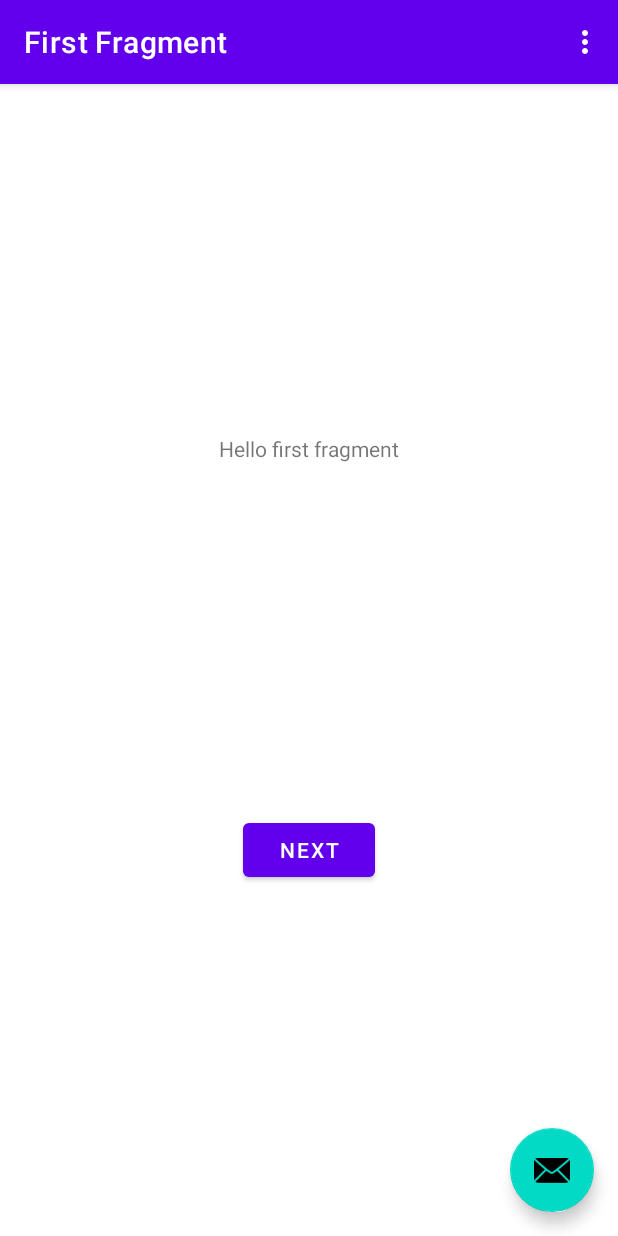
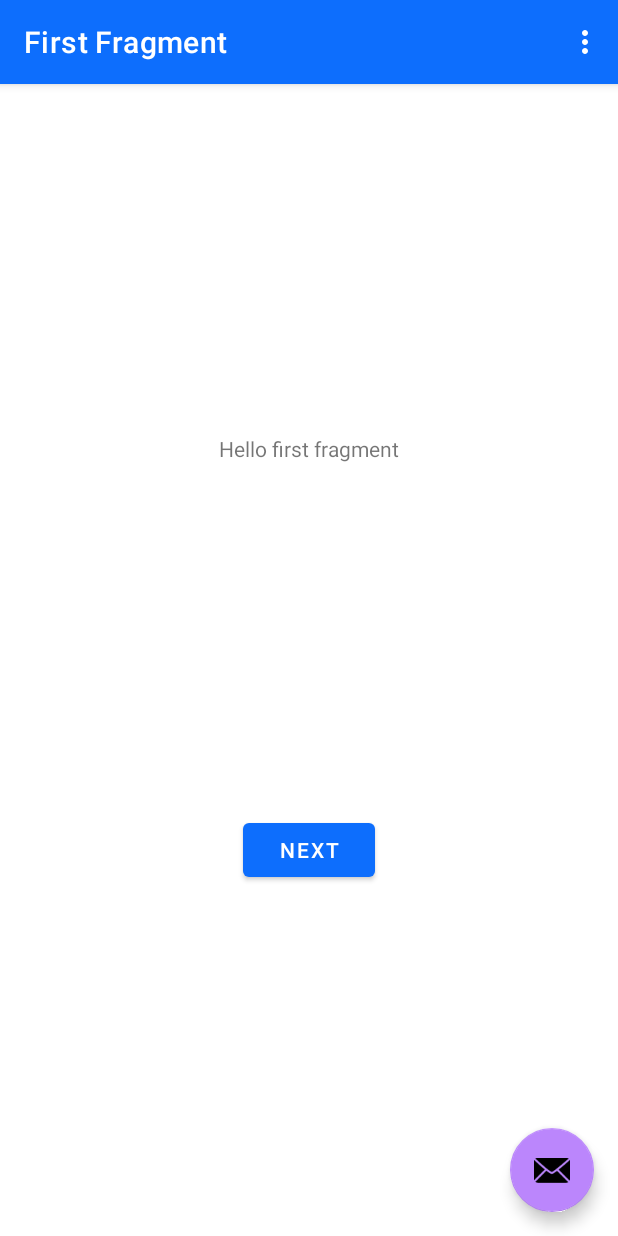
Before and after one commit to MiguelJeronimo/Pokefan, an Android app: the screen it shows after launch (MainActivity), on a phone screen of 412 x 824 dp. Run offline under Robolectric (Android 15) with nearby library versions, the phone set to English and light mode, and no system bars; our stand-ins replace navigation-ui.

Commit message:
Agregando los colores del tema claro e implementacion de la clase para modificar el modo claro y el modo obscuro de la aplicación

```diff
--- a/app/build.gradle
+++ b/app/build.gradle
@@ -43,6 +43,7 @@ dependencies {
     implementation 'androidx.constraintlayout:constraintlayout:2.1.4'
     implementation 'androidx.navigation:navigation-fragment-ktx:2.5.3'
     implementation 'androidx.navigation:navigation-ui-ktx:2.5.3'
+    implementation 'androidx.core:core-ktx:+'
     testImplementation 'junit:junit:4.13.2'
     androidTestImplementation 'androidx.test.ext:junit:1.1.5'
     androidTestImplementation 'androidx.test.espresso:espresso-core:3.5.1'
--- a/app/src/main/res/values/colors.xml
+++ b/app/src/main/res/values/colors.xml
@@ -1,9 +1,9 @@
 <?xml version="1.0" encoding="utf-8"?>
 <resources>
     <color name="purple_200">#FFBB86FC</color>
-    <color name="purple_500">#FF6200EE</color>
-    <color name="purple_700">#FF3700B3</color>
-    <color name="teal_200">#FF03DAC5</color>
+    <color name="purple_500">#0d6efd</color>
+    <color name="purple_700">#0044c9</color>
+    <color name="teal_200">#FFBB86FC</color>
     <color name="teal_700">#FF018786</color>
     <color name="black">#FF000000</color>
     <color name="white">#FFFFFFFF</color>
--- a/build.gradle
+++ b/build.gradle
@@ -2,5 +2,5 @@
 plugins {
     id 'com.android.application' version '7.4.1' apply false
     id 'com.android.library' version '7.4.1' apply false
-    id 'org.jetbrains.kotlin.android' version '1.8.0' apply false
+    id 'org.jetbrains.kotlin.android' version '1.8.10' apply false
 }
```
Also changed, not shown: app/src/main/java/com/miguel/pokefan/utilidades/ThemesLightDark.kt (added, +22 -0 lines).
